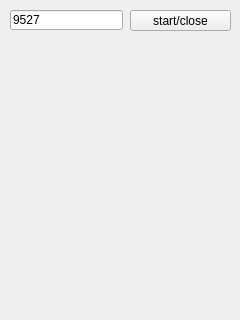
gimhol/qt_blackboard, file blackboard-demo/src/BlackboardServerWindow.ui: the form before one commit.
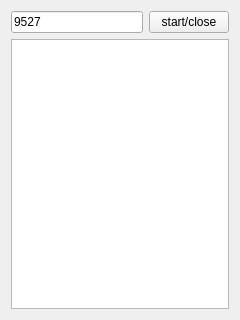
The form after the commit.

Commit message: Demo修改: Server窗口添加了一些輸出。

The edit to the form file:
```diff
--- a/blackboard-demo/src/BlackboardServerWindow.ui
+++ b/blackboard-demo/src/BlackboardServerWindow.ui
@@ -13,32 +13,25 @@
   <property name="windowTitle">
    <string>Form</string>
   </property>
+  <layout class="QGridLayout" name="gridLayout">
+   <item row="0" column="0">
   <widget class="QLineEdit" name="port">
-   <property name="geometry">
-    <rect>
-     <x>10</x>
-     <y>10</y>
-     <width>113</width>
-     <height>20</height>
-    </rect>
-   </property>
    <property name="text">
     <string>9527</string>
    </property>
   </widget>
+   </item>
+   <item row="0" column="1">
   <widget class="QPushButton" name="btnToggle">
-   <property name="geometry">
-    <rect>
-     <x>130</x>
-     <y>10</y>
-     <width>101</width>
-     <height>21</height>
-    </rect>
-   </property>
    <property name="text">
     <string>start/close</string>
    </property>
   </widget>
+   </item>
+   <item row="1" column="0" colspan="2">
+    <widget class="QTextBrowser" name="textBrowser"/>
+   </item>
+  </layout>
  </widget>
  <resources/>
  <connections/>
```
Lines whose indentation alone changed are shown as unchanged. The commit also changes 4 other files.
